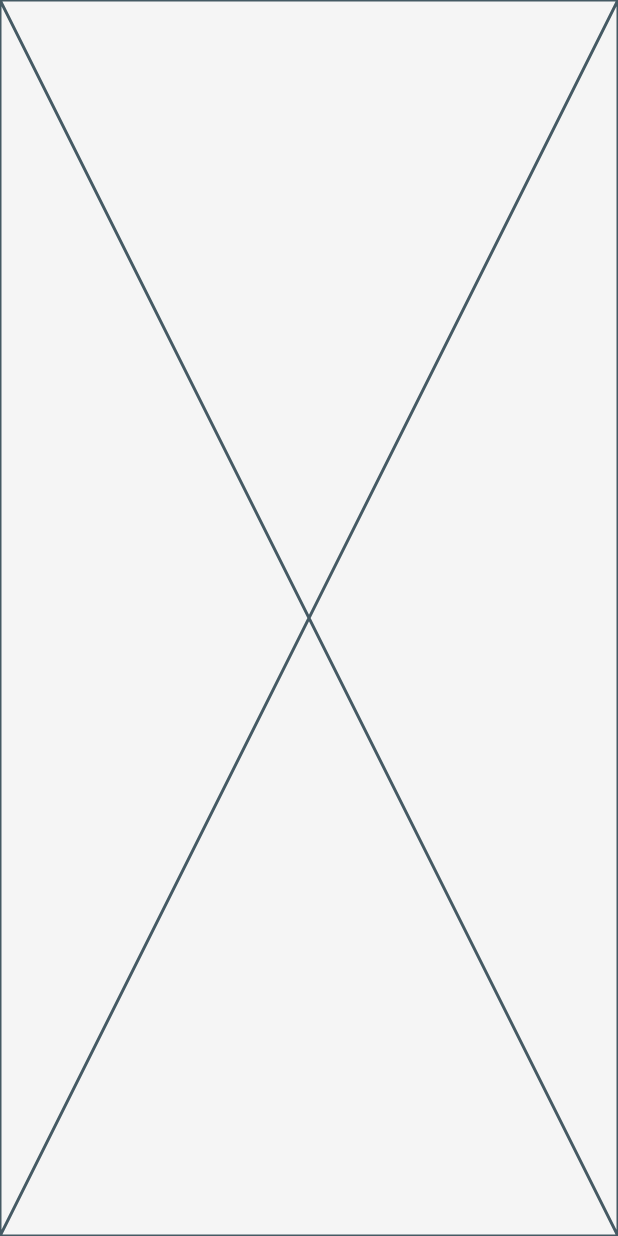
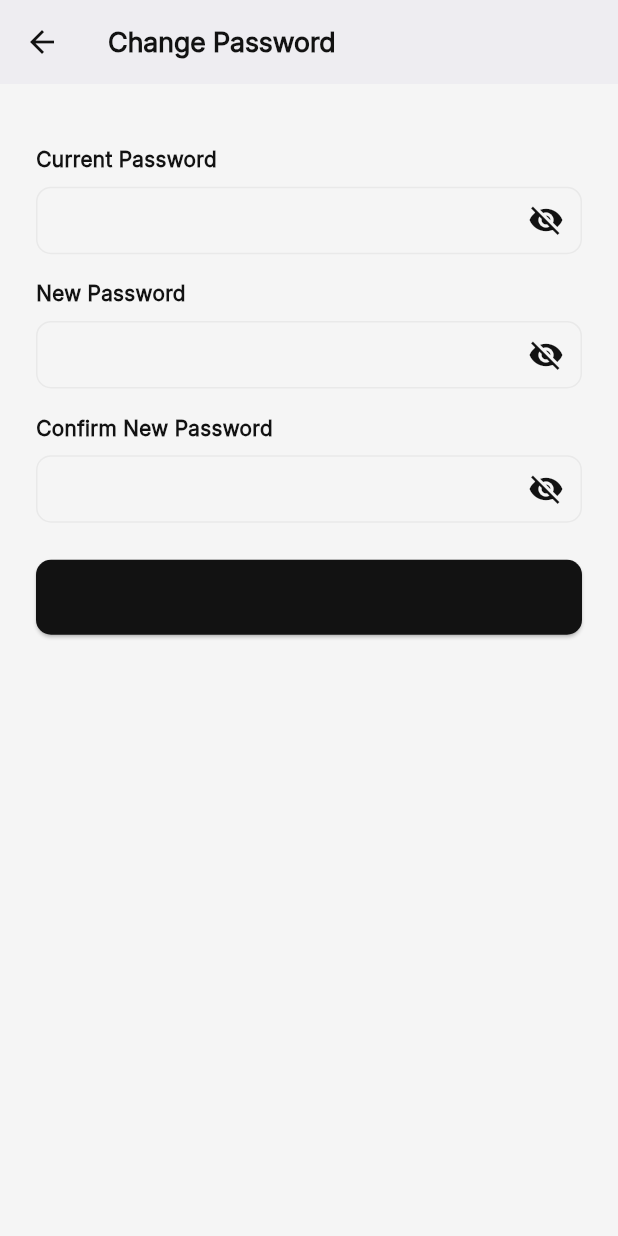
Before and after one commit to heimin22/Pasada, a Flutter app: the ChangePasswordScreen screen opened directly, on a phone screen of 412 x 824 dp. Run offline on Flutter 3.47's test engine with Material 3 defaults, Android fonts, the phone set to English and light mode, and no system bars; our stand-ins replace app_links, cached_network_image, connectivity_plus, curved_navigation_bar, flutter_dotenv, flutter_svg and 7 more; missing offline and left inert: flutter_polyline_points; accounts and stored records are empty.

```diff
--- a/lib/screens/changePasswordScreen.dart
+++ b/lib/screens/changePasswordScreen.dart
@@ -159,6 +159,26 @@ class ChangePasswordScreenState extends State<ChangePasswordScreen> {
 
   @override
   Widget build(BuildContext context) {
-    return const Placeholder();
+    final isDarkMode = Theme.of(context).brightness == Brightness.dark;
+    return Scaffold(
+      backgroundColor:
+          isDarkMode ? const Color(0xFF121212) : const Color(0xFFF5F5F5),
+      appBar: buildAppBar(isDarkMode),
+      body: Padding(
+        padding: const EdgeInsets.all(24.0),
+        child: Column(
+          crossAxisAlignment: CrossAxisAlignment.start,
+          children: [
+            buildPasswordField(
+                'Current Password', currentPasswordController, isDarkMode),
+            buildPasswordField(
+                'New Password', newPasswordController, isDarkMode),
+            buildPasswordField(
+                'Confirm New Password', confirmPasswordController, isDarkMode),
+            buildChangePasswordButton(isDarkMode),
+          ],
+        ),
+      ),
+    );
   }
 }
```
